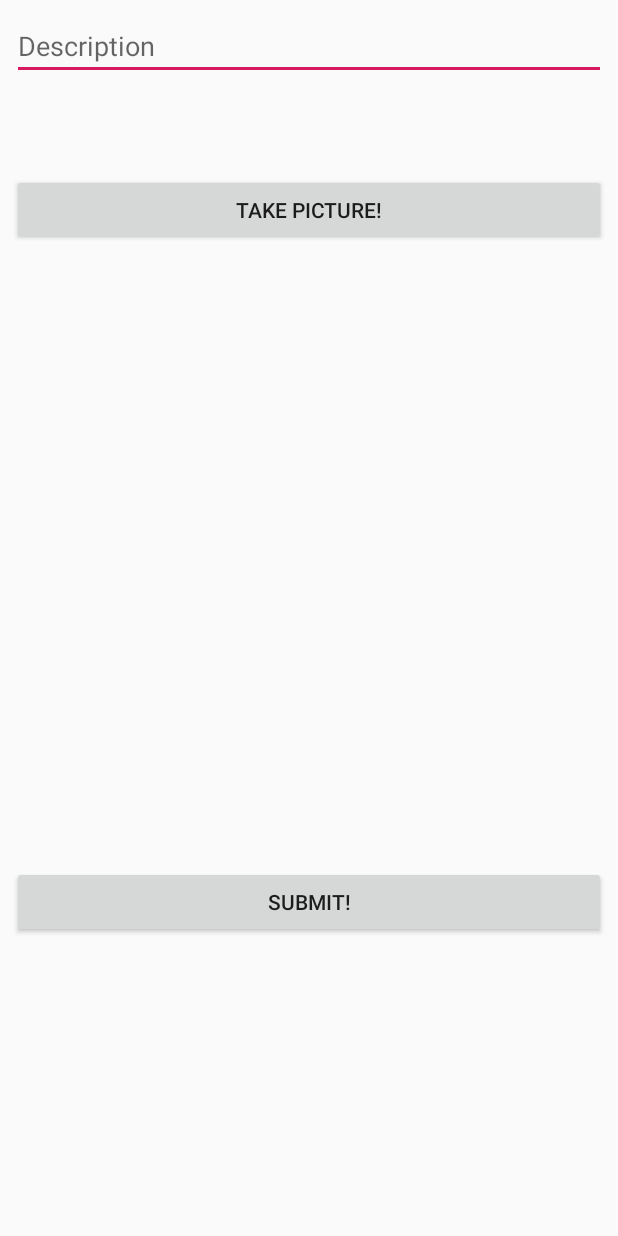
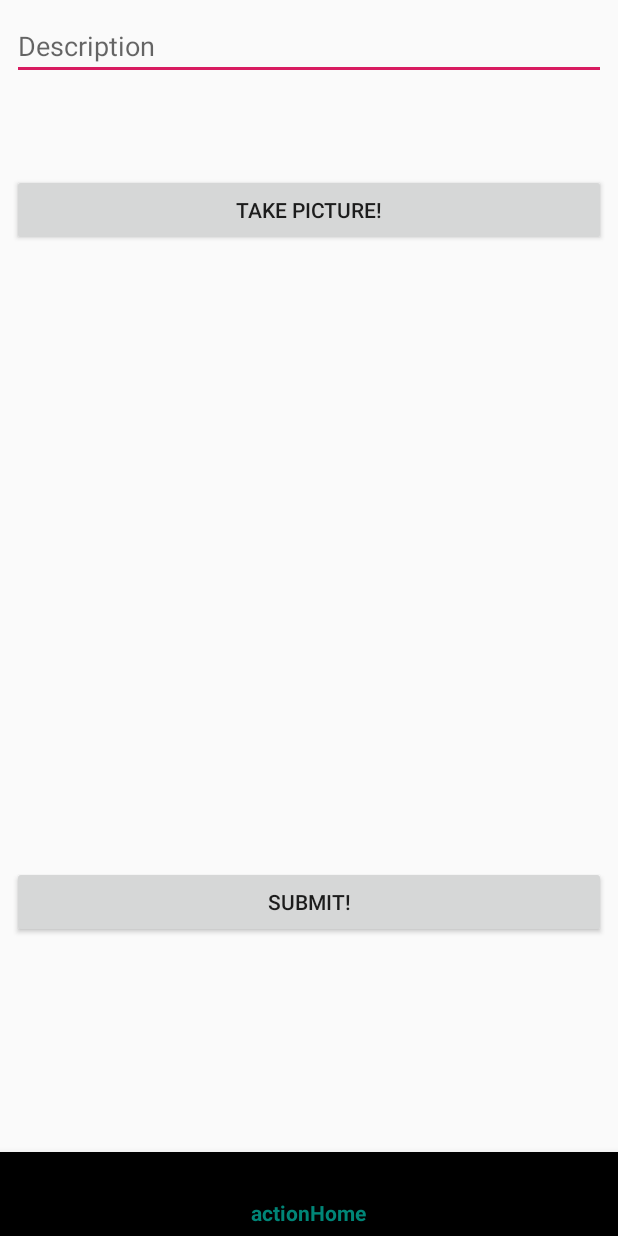
Before and after one commit to lizandrof273/lizandrofbuinsta, an Android app: the CaptureActivity screen opened directly, with no data from a screen before it, on a phone screen of 412 x 824 dp. Run offline under Robolectric (Android 15) with nearby library versions, the phone set to English and light mode, and no system bars; libraries missing offline, so code that uses them is left out: com.parse; 3 statements that could not run were skipped.

```diff
--- a/app/build.gradle
+++ b/app/build.gradle
@@ -27,7 +27,8 @@ dependencies {
     testImplementation 'junit:junit:4.12'
     androidTestImplementation 'com.android.support.test:runner:1.0.2'
     androidTestImplementation 'com.android.support.test.espresso:espresso-core:3.0.2'
-
+    implementation "com.android.support:appcompat-v7:28.0.0"
+    implementation "com.android.support:design:28.0.0"
     implementation 'com.parse.bolts:bolts-android:1.4.0'
     implementation 'com.parse:parse-android:1.17.3'
 
--- a/app/src/main/res/layout/activity_capture.xml
+++ b/app/src/main/res/layout/activity_capture.xml
@@ -70,4 +70,10 @@
         app:layout_constraintStart_toStartOf="parent"
         app:layout_constraintTop_toBottomOf="@+id/btnTakePic"
         tools:srcCompat="@tools:sample/avatars" />
+    <android.support.design.widget.BottomNavigationView
+        android:id="@+id/bottom_navigation"
+        android:layout_width="match_parent"
+        android:layout_height="wrap_content"
+        app:layout_constraintBottom_toBottomOf="parent"
+        app:menu="@menu/menu_bottom_navigation" />
 </android.support.constraint.ConstraintLayout>
--- a/app/src/main/res/layout/activity_login.xml
+++ b/app/src/main/res/layout/activity_login.xml
@@ -75,7 +75,7 @@
         app:layout_constraintVertical_bias="0.573" />
 
     <Button
-        android:id="@+id/btnSignUp"
+        android:id="@+id/buttonSignUp"
         android:layout_width="0dp"
         android:layout_height="wrap_content"
         android:layout_marginStart="8dp"
--- /dev/null
+++ b/app/src/main/res/menu/menu_bottom_navigation.xml
@@ -0,0 +1,8 @@
+<?xml version="1.0" encoding="utf-8"?>
+<menu xmlns:app="http://schemas.android.com/apk/res-auto"
+    xmlns:android="http://schemas.android.com/apk/res/android">
+
+    <item
+        android:id="@+id/actionHome"
+        android:title="actionHome" />
+</menu>
```
Also changed, not shown: app/src/main/java/com/example/lizandro_fbu_insta/LoginActivity.java (+36 -2 lines).
